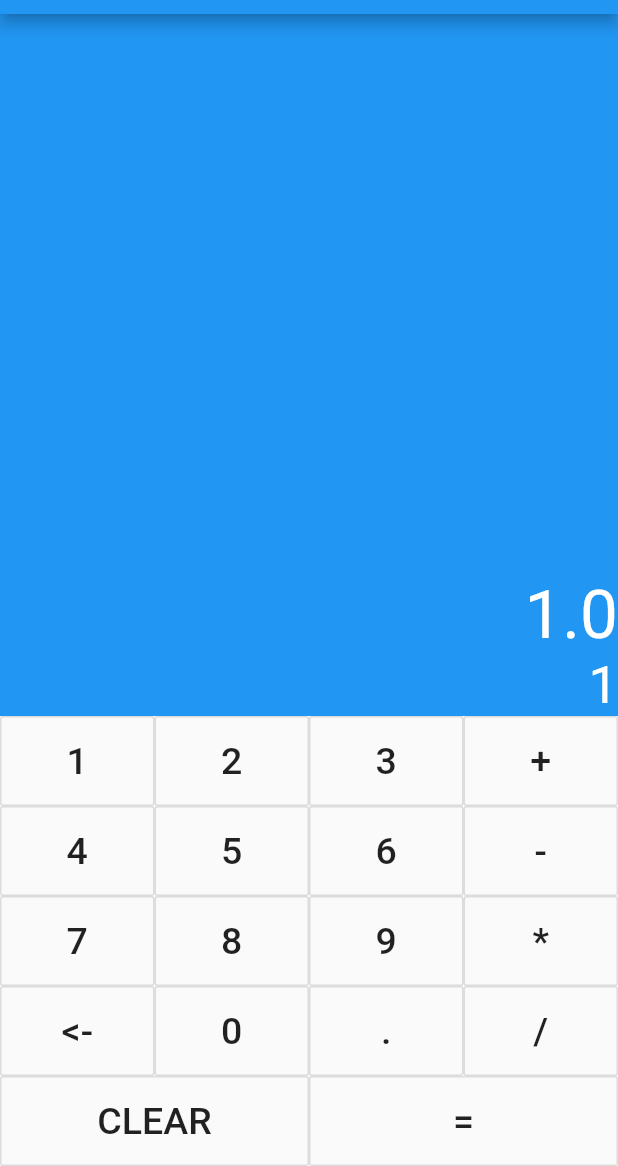
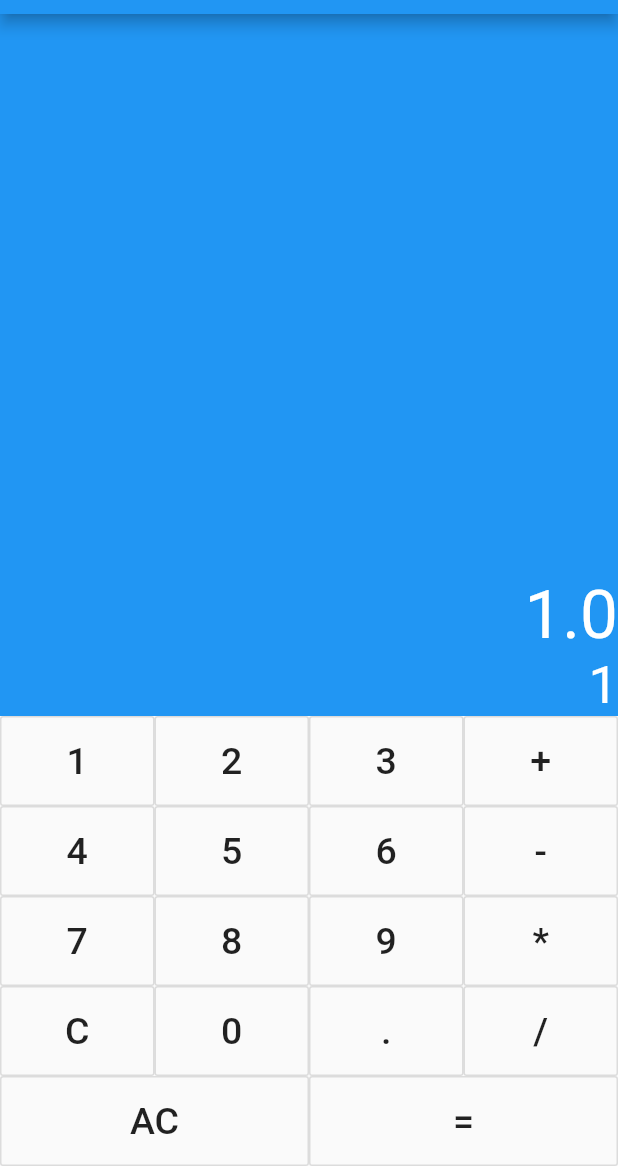
Before and after one commit to emilsharier/Calculator, a Flutter app: the screen it shows after launch, after a tap on an icon or button, on a phone screen of 412 x 824 dp, the part 70-1236 px from its top. Run offline on Flutter 3.47's test engine with Material 2 defaults, Android fonts, the phone set to English and light mode, and no system bars.

Commit message:
Removing more boiler code

```diff
--- a/lib/main.dart
+++ b/lib/main.dart
@@ -24,10 +24,12 @@ class _CalculatorBodyState extends State<CalculatorBody> {
     "8",
     "9",
     "*",
-    "<-",
+    "C",
     "0",
     ".",
-    "/"
+    "/",
+    "AC",
+    "=",
   ];
 
   String num2 = "";
@@ -87,35 +89,34 @@ class _CalculatorBodyState extends State<CalculatorBody> {
                   Expanded(
                     child: Row(
                         children: List.generate(4, (index) {
-                      return _buildButton(contentOfButton[index]);
+                      return _buildButton(index, 0);
                     })),
                   ),
                   Expanded(
                     child: Row(
                       children: List.generate(4, (index) {
-                        return _buildButton(contentOfButton[index + 4]);
+                        return _buildButton(index, 4);
                       }),
                     ),
                   ),
                   Expanded(
                     child: Row(
                       children: List.generate(4, (index) {
-                        return _buildButton(contentOfButton[index + 8]);
+                        return _buildButton(index, 8);
                       }),
                     ),
                   ),
                   Expanded(
                     child: Row(
-                      children: List.generate(4, (index) {
-                        return _buildButton(contentOfButton[index + 12]);
-                      }),
+                      children: List.generate(4,
+                          (index) => _buildButton(index, 12)),
                     ),
                   ),
                   Expanded(
                     child: Row(
                       children: <Widget>[
-                        _buildButton("CLEAR"),
-                        _buildButton("=")
+                        _buildButton(16, 0),
+                        _buildButton(17, 0)
                       ],
                     ),
                   )
@@ -128,7 +129,8 @@ class _CalculatorBodyState extends State<CalculatorBody> {
     );
   }
 
-  _buildButton(String text) {
+  _buildButton(int index, int count) {
+    String text = contentOfButton[index + count];
     return Expanded(
       child: SizedBox.expand(
         child: OutlineButton(
@@ -138,10 +140,10 @@ class _CalculatorBodyState extends State<CalculatorBody> {
           ),
           onPressed: () {
             setState(() {
-              if (text == "<-") {
+              if (text == "C") {
                 object.num1 = "";
                 result = object.pop();
-              } else if (text == "CLEAR") {
+              } else if (text == "AC") {
                 result = object.clear();
               } else if (text == "=") {
                 result = object.equalToFunction();
```
